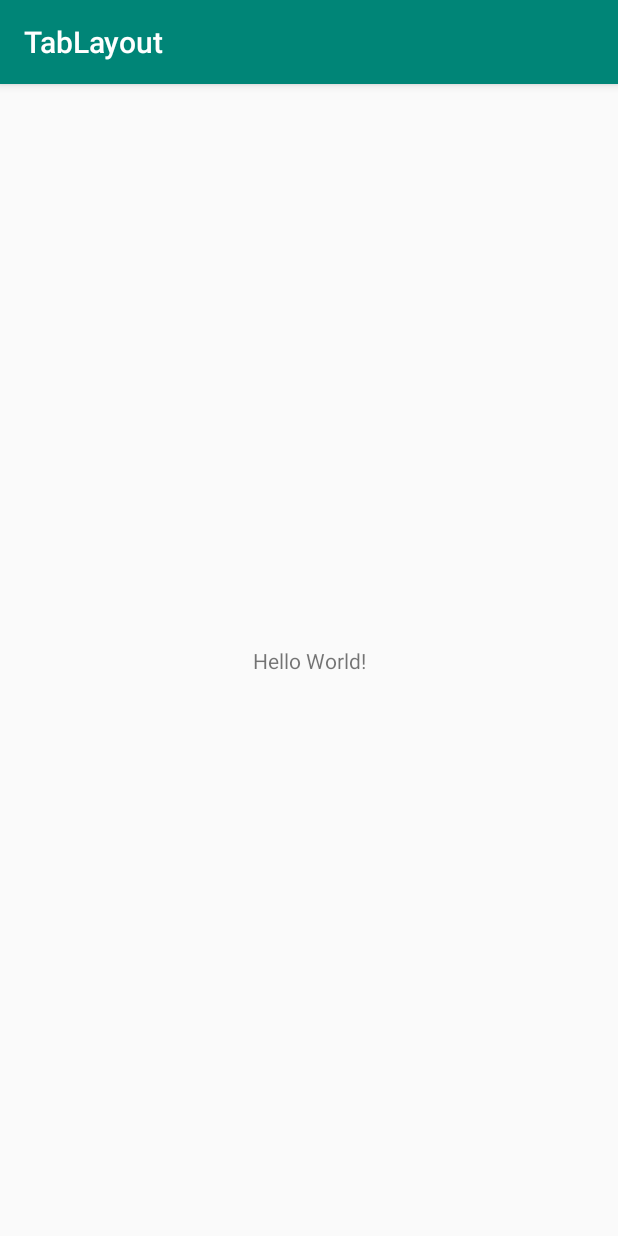
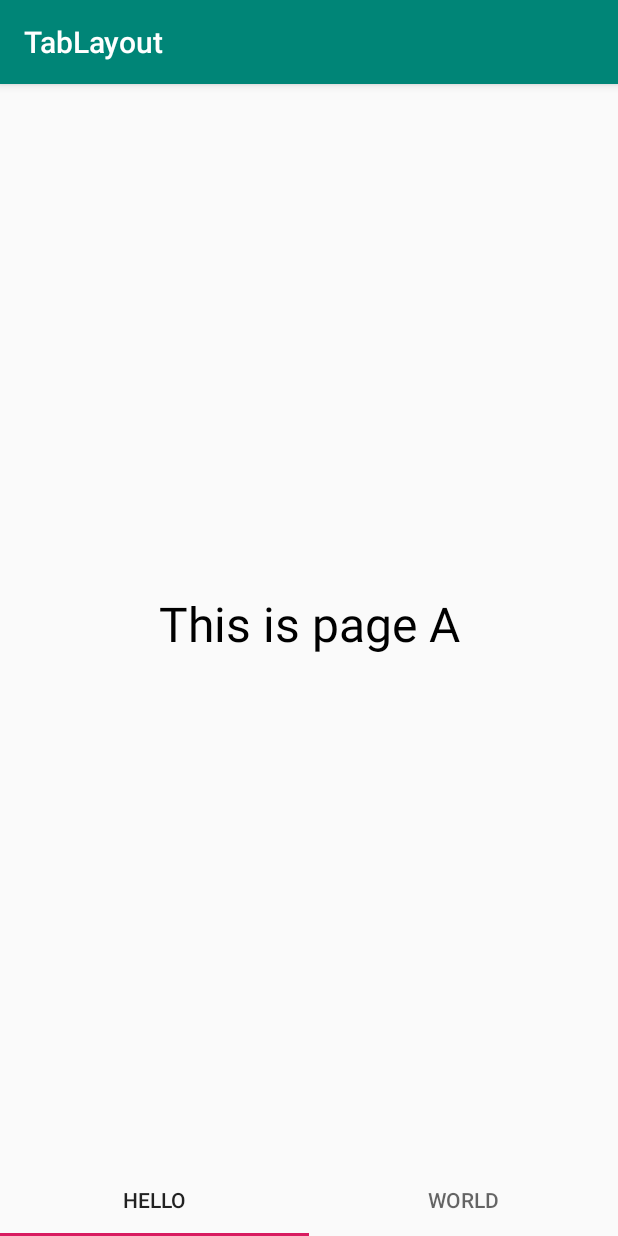
Before and after one commit to kutestyle996/TabLayout, an Android app: the screen it shows after launch (MainActivity), on a phone screen of 412 x 824 dp. Run offline under Robolectric (Android 15) with nearby library versions, the phone set to English and light mode, and no system bars.

Commit message:
add functions

```diff
--- a/app/build.gradle
+++ b/app/build.gradle
@@ -22,6 +22,8 @@ dependencies {
     implementation fileTree(dir: 'libs', include: ['*.jar'])
     implementation 'com.android.support:appcompat-v7:28.0.0'
     implementation 'com.android.support.constraint:constraint-layout:1.1.3'
+    implementation 'com.android.support:design:28.0.0'
+    implementation 'com.android.support:support-v4:28.0.0'
     testImplementation 'junit:junit:4.12'
     androidTestImplementation 'com.android.support.test:runner:1.0.2'
     androidTestImplementation 'com.android.support.test.espresso:espresso-core:3.0.2'
--- /dev/null
+++ b/app/src/main/java/com/example/tablayout/HelloFragment.java
@@ -0,0 +1,26 @@
+package com.example.tablayout;
+
+import android.os.Bundle;
+import android.support.v4.app.Fragment;
+import android.view.LayoutInflater;
+import android.view.View;
+import android.view.ViewGroup;
+
+public class HelloFragment extends Fragment {
+
+    public HelloFragment() {
+        // Required empty public constructor
+    }
+
+    @Override
+    public View onCreateView(LayoutInflater inflater, ViewGroup container,
+                             Bundle savedInstanceState) {
+        // Inflate the layout for this fragment
+        return inflater.inflate(R.layout.fragment_hello, container, false);
+    }
+
+    public static HelloFragment newInstance() {
+        HelloFragment fragment = new HelloFragment();
+        return fragment;
+    }
+}
--- a/app/src/main/java/com/example/tablayout/MainActivity.java
+++ b/app/src/main/java/com/example/tablayout/MainActivity.java
@@ -1,13 +1,36 @@
 package com.example.tablayout;
 
+import android.support.design.widget.TabLayout;
+import android.support.v4.view.ViewPager;
 import android.support.v7.app.AppCompatActivity;
 import android.os.Bundle;
 
 public class MainActivity extends AppCompatActivity {
+    private ViewPager mViewPager;
+    private TabLayout mTabLayout;
 
     @Override
     protected void onCreate(Bundle savedInstanceState) {
         super.onCreate(savedInstanceState);
         setContentView(R.layout.activity_main);
+        initUi();
+    }
+
+    public void initUi() {
+        getControls();
+        setupViewPager();
+    }
+
+    public void getControls() {
+        mViewPager = findViewById(R.id.viewpager);
+        mTabLayout = findViewById(R.id.tabs);
+    }
+
+    public void setupViewPager() {
+        ViewPagerAdapter adapter = new ViewPagerAdapter(getSupportFragmentManager());
+        adapter.addFragment(HelloFragment.newInstance(), getString(R.string.title_hello));
+        adapter.addFragment(WorldFragment.newInstance(), getString(R.string.title_world));
+        mViewPager.setAdapter(adapter);
+        mTabLayout.setupWithViewPager(mViewPager);
     }
 }
--- /dev/null
+++ b/app/src/main/java/com/example/tablayout/ViewPagerAdapter.java
@@ -0,0 +1,36 @@
+package com.example.tablayout;
+
+import android.support.v4.app.Fragment;
+import android.support.v4.app.FragmentManager;
+import android.support.v4.app.FragmentPagerAdapter;
+import java.util.ArrayList;
+import java.util.List;
+
+public class ViewPagerAdapter extends FragmentPagerAdapter {
+    private List<Fragment> mFragments = new ArrayList<>();
+    private List<String> mTitles = new ArrayList<>();
+
+    public ViewPagerAdapter(FragmentManager manager) {
+        super(manager);
+    }
+
+    @Override
+    public Fragment getItem(int position) {
+        return mFragments.get(position);
+    }
+
+    @Override
+    public int getCount() {
+        return mFragments.size();
+    }
+
+    @Override
+    public CharSequence getPageTitle(int position) {
+        return mTitles.get(position);
+    }
+
+    public void addFragment(Fragment fragment, String title) {
+        mFragments.add(fragment);
+        mTitles.add(title);
+    }
+}
--- /dev/null
+++ b/app/src/main/java/com/example/tablayout/WorldFragment.java
@@ -0,0 +1,26 @@
+package com.example.tablayout;
+
+import android.os.Bundle;
+import android.support.v4.app.Fragment;
+import android.view.LayoutInflater;
+import android.view.View;
+import android.view.ViewGroup;
+
+public class WorldFragment extends Fragment {
+
+    public WorldFragment() {
+        // Required empty public constructor
+    }
+
+    @Override
+    public View onCreateView(LayoutInflater inflater, ViewGroup container,
+                             Bundle savedInstanceState) {
+        // Inflate the layout for this fragment
+        return inflater.inflate(R.layout.fragment_world, container, false);
+    }
+
+    public static WorldFragment newInstance() {
+        WorldFragment fragment = new WorldFragment();
+        return fragment;
+    }
+}
--- a/app/src/main/res/layout/activity_main.xml
+++ b/app/src/main/res/layout/activity_main.xml
@@ -1,18 +1,23 @@
 <?xml version="1.0" encoding="utf-8"?>
-<android.support.constraint.ConstraintLayout xmlns:android="http://schemas.android.com/apk/res/android"
+<LinearLayout xmlns:android="http://schemas.android.com/apk/res/android"
     xmlns:app="http://schemas.android.com/apk/res-auto"
     xmlns:tools="http://schemas.android.com/tools"
     android:layout_width="match_parent"
     android:layout_height="match_parent"
+    android:orientation="vertical"
     tools:context=".MainActivity">
 
-    <TextView
-        android:layout_width="wrap_content"
+    <android.support.v4.view.ViewPager
+        android:id="@+id/viewpager"
+        android:layout_width="match_parent"
+        android:layout_height="0dp"
+        android:layout_weight="1"
+        app:layout_behavior="@string/appbar_scrolling_view_behavior" />
+
+    <android.support.design.widget.TabLayout
+        android:id="@+id/tabs"
+        android:layout_width="match_parent"
         android:layout_height="wrap_content"
-        android:text="Hello World!"
-        app:layout_constraintBottom_toBottomOf="parent"
-        app:layout_constraintLeft_toLeftOf="parent"
-        app:layout_constraintRight_toRightOf="parent"
-        app:layout_constraintTop_toTopOf="parent" />
-
-</android.support.constraint.ConstraintLayout>
+        app:tabGravity="fill"
+        app:tabMode="fixed" />
+</LinearLayout>
--- /dev/null
+++ b/app/src/main/res/layout/fragment_hello.xml
@@ -0,0 +1,16 @@
+<?xml version="1.0" encoding="utf-8"?>
+<FrameLayout xmlns:android="http://schemas.android.com/apk/res/android"
+    xmlns:tools="http://schemas.android.com/tools"
+    android:layout_width="match_parent"
+    android:layout_height="match_parent"
+    tools:context=".HelloFragment">
+
+    <TextView
+        android:layout_width="match_parent"
+        android:layout_height="match_parent"
+        android:gravity="center"
+        android:text="@string/text_a"
+        android:textColor="@android:color/black"
+        android:textSize="@dimen/sp_32" />
+
+</FrameLayout>
--- /dev/null
+++ b/app/src/main/res/layout/fragment_world.xml
@@ -0,0 +1,16 @@
+<?xml version="1.0" encoding="utf-8"?>
+<FrameLayout xmlns:android="http://schemas.android.com/apk/res/android"
+    xmlns:tools="http://schemas.android.com/tools"
+    android:layout_width="match_parent"
+    android:layout_height="match_parent"
+    tools:context=".WorldFragment">
+
+    <TextView
+        android:layout_width="match_parent"
+        android:layout_height="match_parent"
+        android:gravity="center"
+        android:text="@string/text_b"
+        android:textColor="@android:color/black"
+        android:textSize="@dimen/sp_32" />
+
+</FrameLayout>
--- /dev/null
+++ b/app/src/main/res/values/dimens.xml
@@ -0,0 +1,7 @@
+<?xml version="1.0" encoding="utf-8"?>
+<resources>
+    <dimen name="dp_32">32dp</dimen>
+    <dimen name="dp_54">54dp</dimen>
+    <dimen name="sp_32">32sp</dimen>
+    <dimen name="sp_54">54sp</dimen>
+</resources>
--- a/app/src/main/res/values/strings.xml
+++ b/app/src/main/res/values/strings.xml
@@ -1,3 +1,7 @@
 <resources>
     <string name="app_name">TabLayout</string>
+    <string name="title_hello">Hello</string>
+    <string name="title_world">World</string>
+    <string name="text_a">This is page A</string>
+    <string name="text_b">This is page B</string>
 </resources>
```
Also changed, not shown: 1 other file.
